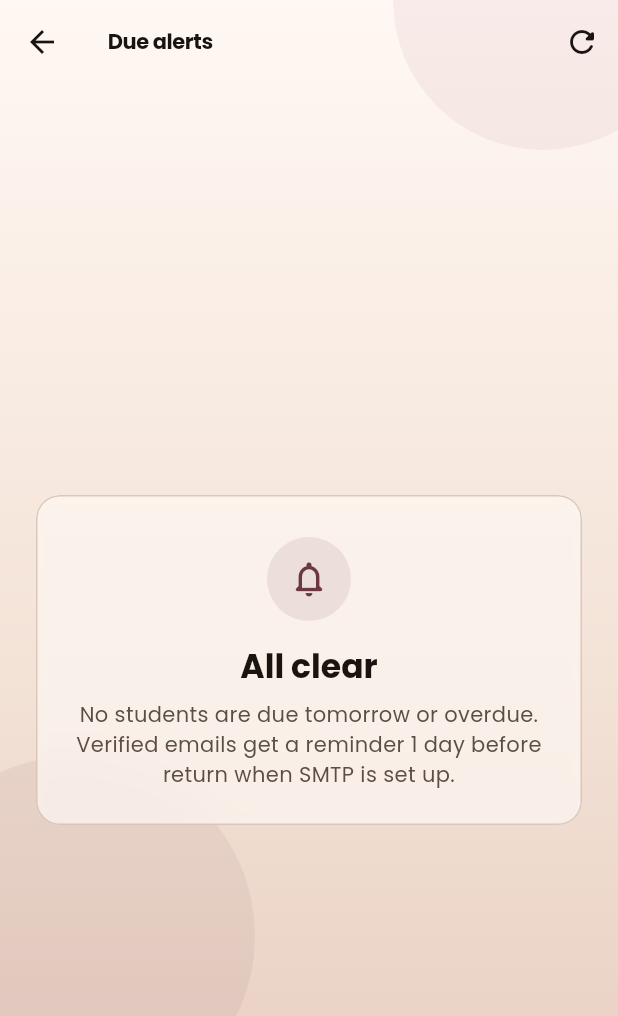
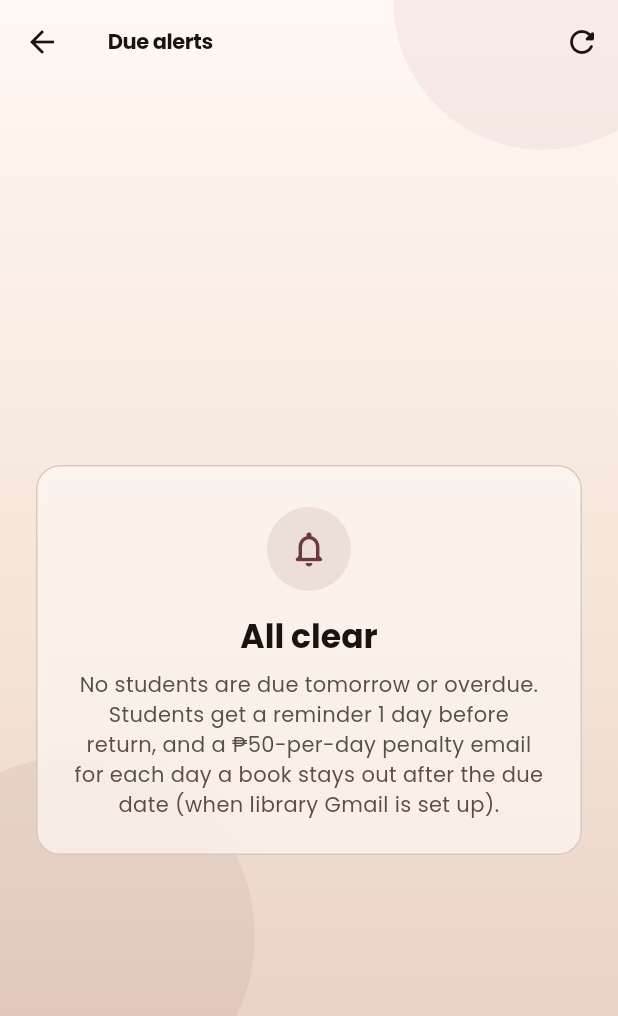
Before and after one commit to betroyer/IKeepingBook, a Flutter app: the BorrowScreen screen opened directly, after a tap on the "notifications" icon, on a phone screen of 412 x 824 dp. Shown: the top 1016 px of the screen. Run offline on Flutter 3.47's test engine with Material 3 defaults, Android fonts, the phone set to English and light mode, and no system bars; our stand-ins replace flutter_local_notifications, shared_preferences, sqflite, sqflite_common_ffi, timezone; missing offline and left inert: mailer; accounts and stored records are empty.

Commit message:
Add a 50-peso daily overdue penalty and student email notices.
Charge starts the day after the due date and emails the student once per overdue day until the book is returned.

Co-authored-by: Cursor <cursoragent@cursor.com>

```diff
--- a/lib/database/database_helper.dart
+++ b/lib/database/database_helper.dart
@@ -24,7 +24,7 @@ class DatabaseHelper {
     final path = p.join(dbPath, AppConstants.dbName);
     return openDatabase(
       path,
-      version: 4,
+      version: 5,
       onCreate: (db, version) async {
         await _createBooks(db);
         await _createUsers(db);
@@ -39,6 +39,9 @@ class DatabaseHelper {
         }
         if (oldVersion < 4) {
           await _upgradeBorrowsToV4(db);
+        }
+        if (oldVersion < 5) {
+          await _upgradeBorrowsToV5(db);
         }
       },
     );
@@ -87,6 +90,7 @@ class DatabaseHelper {
         due_date TEXT NOT NULL,
         returned_at TEXT,
         reminder_sent INTEGER NOT NULL DEFAULT 0,
+        penalty_email_on TEXT,
         FOREIGN KEY (book_id) REFERENCES books (id)
       )
     ''');
@@ -112,6 +116,20 @@ class DatabaseHelper {
     if (!names.contains('reminder_sent')) {
       await db.execute(
         'ALTER TABLE borrows ADD COLUMN reminder_sent INTEGER NOT NULL DEFAULT 0',
+      );
+    }
+  }
+
+  Future<void> _upgradeBorrowsToV5(Database db) async {
+    final info = await db.rawQuery('PRAGMA table_info(borrows)');
+    final names = info.map((r) => r['name'] as String).toSet();
+    if (names.isEmpty) {
+      await _createBorrows(db);
+      return;
+    }
+    if (!names.contains('penalty_email_on')) {
+      await db.execute(
+        'ALTER TABLE borrows ADD COLUMN penalty_email_on TEXT',
       );
     }
   }
@@ -362,6 +380,16 @@ class DatabaseHelper {
     );
   }
 
+  Future<void> markPenaltyEmailed(int borrowId, String dayKey) async {
+    final db = await database;
+    await db.update(
+      'borrows',
+      {'penalty_email_on': dayKey},
+      where: 'id = ?',
+      whereArgs: [borrowId],
+    );
+  }
+
   Future<BorrowRecord> returnBorrow(BorrowRecord record) async {
     if (record.id == null) {
       throw Exception('Invalid borrow record.');
--- a/lib/models/borrow_record.dart
+++ b/lib/models/borrow_record.dart
@@ -44,6 +44,7 @@ class BorrowRecord {
     required this.dueDate,
     this.returnedAt,
     this.reminderSent = false,
+    this.penaltyEmailOn,
   });
 
   final int? id;
@@ -61,6 +62,12 @@ class BorrowRecord {
   final DateTime? returnedAt;
   final bool reminderSent;
 
+  /// Calendar day (`yyyy-MM-dd`) the last overdue penalty email was sent.
+  final String? penaltyEmailOn;
+
+  /// Pesos charged for each day after the due date while the book is out.
+  static const int dailyPenaltyPesos = 50;
+
   bool get isReturned => returnedAt != null;
 
   bool get isOverdue {
@@ -70,6 +77,21 @@ class BorrowRecord {
     final now = DateTime(today.year, today.month, today.day);
     return now.isAfter(due);
   }
+
+  /// Whole days past the due date. Due Oct 20 → Oct 21 is 1 day (₱50).
+  int get daysOverdue {
+    if (isReturned) return 0;
+    final today = DateTime.now();
+    final due = DateTime(dueDate.year, dueDate.month, dueDate.day);
+    final now = DateTime(today.year, today.month, today.day);
+    final days = now.difference(due).inDays;
+    return days < 0 ? 0 : days;
+  }
+
+  int get penaltyPesos => daysOverdue * dailyPenaltyPesos;
+
+  String get penaltyLabel =>
+      '₱$penaltyPesos · $daysOverdue day${daysOverdue == 1 ? '' : 's'} late';
 
   /// Active loan due tomorrow (1 day before return).
   bool get isDueSoon {
@@ -98,7 +120,9 @@ class BorrowRecord {
     DateTime? dueDate,
     DateTime? returnedAt,
     bool? reminderSent,
+    String? penaltyEmailOn,
     bool clearReturnedAt = false,
+    bool clearPenaltyEmailOn = false,
   }) {
     return BorrowRecord(
       id: id ?? this.id,
@@ -115,6 +139,8 @@ class BorrowRecord {
       dueDate: dueDate ?? this.dueDate,
       returnedAt: clearReturnedAt ? null : (returnedAt ?? this.returnedAt),
       reminderSent: reminderSent ?? this.reminderSent,
+      penaltyEmailOn:
+          clearPenaltyEmailOn ? null : (penaltyEmailOn ?? this.penaltyEmailOn),
     );
   }
 
@@ -134,6 +160,7 @@ class BorrowRecord {
       'due_date': dueDate.toIso8601String(),
       'returned_at': returnedAt?.toIso8601String(),
       'reminder_sent': reminderSent ? 1 : 0,
+      'penalty_email_on': penaltyEmailOn,
     };
   }
 
@@ -155,6 +182,7 @@ class BorrowRecord {
           ? null
           : DateTime.parse(map['returned_at'] as String),
       reminderSent: (map['reminder_sent'] as int?) == 1,
+      penaltyEmailOn: map['penalty_email_on'] as String?,
     );
   }
 }
--- a/lib/providers/borrow_provider.dart
+++ b/lib/providers/borrow_provider.dart
@@ -30,6 +30,8 @@ class BorrowProvider extends ChangeNotifier {
 
   int get activeCount => _records.where((r) => !r.isReturned).length;
   int get overdueCount => _records.where((r) => r.isOverdue).length;
+  int get overduePenaltyPesos =>
+      _records.fold(0, (sum, r) => sum + r.penaltyPesos);
   int get dueSoonCount => _records.where((r) => r.isDueSoon).length;
 
   List<BorrowRecord> get dueSoonRecords =>
--- a/lib/screens/borrow/borrow_screen.dart
+++ b/lib/screens/borrow/borrow_screen.dart
@@ -98,6 +98,31 @@ class _BorrowScreenState extends State<BorrowScreen> {
                                 '${provider.dueSoonCount} student'
                                 '${provider.dueSoonCount == 1 ? '' : 's'} '
                                 'due tomorrow',
+                                style: theme.textTheme.titleSmall?.copyWith(
+                                  fontWeight: FontWeight.w600,
+                                ),
+                              ),
+                            ),
+                            const Icon(Icons.chevron_right_rounded),
+                          ],
+                        ),
+                      ),
+                    ),
+                  if (provider.overdueCount > 0)
+                    Padding(
+                      padding: const EdgeInsets.only(bottom: 10),
+                      child: GlassCard(
+                        onTap: () => provider.setFilter(BorrowFilter.active),
+                        borderColor:
+                            AppColors.signalRed.withValues(alpha: 0.5),
+                        child: Row(
+                          children: [
+                            const SignalLamp(status: SignalStatus.red),
+                            const SizedBox(width: 10),
+                            Expanded(
+                              child: Text(
+                                '${provider.overdueCount} overdue · '
+                                '₱${provider.overduePenaltyPesos} penalty',
                                 style: theme.textTheme.titleSmall?.copyWith(
                                   fontWeight: FontWeight.w600,
                                 ),
@@ -333,6 +358,16 @@ class _BorrowCard extends StatelessWidget {
               color: AppColors.labelMuted,
             ),
           ),
+          if (record.isOverdue) ...[
+            const SizedBox(height: 6),
+            Text(
+              'Penalty ${record.penaltyLabel} · ₱${BorrowRecord.dailyPenaltyPesos}/day until returned',
+              style: theme.textTheme.labelMedium?.copyWith(
+                color: AppColors.signalRed,
+                fontWeight: FontWeight.w600,
+              ),
+            ),
+          ],
         ],
       ),
     );
--- a/lib/screens/borrow/due_alerts_screen.dart
+++ b/lib/screens/borrow/due_alerts_screen.dart
@@ -52,7 +52,9 @@ class DueAlertsScreen extends StatelessWidget {
                 title: 'All clear',
                 message:
                     'No students are due tomorrow or overdue. '
-                    'Verified emails get a reminder 1 day before return when SMTP is set up.',
+                    'Students get a reminder 1 day before return, and a ₱50-per-day '
+                    'penalty email for each day a book stays out after the due date '
+                    '(when library Gmail is set up).',
                 icon: Icons.notifications_none_rounded,
               )
             : ListView(
@@ -101,7 +103,8 @@ class DueAlertsScreen extends StatelessWidget {
                           child: _AlertRow(
                             recordName: r.studentFullName,
                             detail:
-                                '${r.bookName}\nWas due ${dateFormat.format(r.dueDate)}',
+                                '${r.bookName}\nWas due ${dateFormat.format(r.dueDate)}'
+                                '\nPenalty ${r.penaltyLabel}',
                             status: SignalStatus.red,
                           ),
                         ),
--- a/lib/screens/borrow/new_borrow_screen.dart
+++ b/lib/screens/borrow/new_borrow_screen.dart
@@ -152,7 +152,8 @@ class _NewBorrowScreenState extends State<NewBorrowScreen> {
                     Text(
                       'The library Gmail account (More → Email reminders) will '
                       'send a borrow receipt now and a return reminder 1 day '
-                      'before the due date.',
+                      'before the due date. After the due date, ₱50 is charged '
+                      'each day the book is still out, and the student is emailed.',
                       style: theme.textTheme.bodySmall?.copyWith(
                         color: AppColors.labelMuted,
                         height: 1.4,
--- a/lib/services/email_service.dart
+++ b/lib/services/email_service.dart
@@ -1,6 +1,7 @@
 import 'package:mailer/mailer.dart';
 import 'package:mailer/smtp_server.dart';
 
+import '../models/borrow_record.dart';
 import 'smtp_settings.dart';
 
 class EmailService {
@@ -69,6 +70,8 @@ Return due: $dueDateLabel
 
 Please return ${titles.length == 1 ? 'the book' : 'the books'} on or before the due date. You will also receive a reminder by email 1 day before each title is due.
 
+If a book is still out the day after the due date, a penalty of ₱${BorrowRecord.dailyPenaltyPesos} is charged that day, then ₱${BorrowRecord.dailyPenaltyPesos} more for every extra day until it is returned.
+
 Thank you!
 ''',
     );
@@ -96,7 +99,56 @@ This is a reminder from your school library (I-Keeping Books).
 Book: $bookName
 Return due: $dueDateLabel
 
-Please return the book on or before the due date. Thank you!
+Please return the book on or before the due date. If it is still out the next day, a penalty of ₱${BorrowRecord.dailyPenaltyPesos} applies, then ₱${BorrowRecord.dailyPenaltyPesos} more for every extra day until you return it. Thank you!
+''',
+    );
+  }
+
+  Future<void> sendOverduePenalty({
+    required String toEmail,
+    required String studentName,
+    required String bookName,
+    required String dueDateLabel,
+    required int daysLate,
+    required int penaltyPesos,
+  }) async {
+    final settings = await SmtpSettingsStore.load();
+    if (!settings.isConfigured) {
+      throw Exception('Library Gmail is not set up.');
+    }
+    final daily = BorrowRecord.dailyPenaltyPesos;
+    final firstDay = daysLate <= 1;
+    await _send(
+      settings: settings,
+      toEmail: toEmail,
+      subject: firstDay
+          ? 'Overdue penalty — “$bookName” (₱$penaltyPesos)'
+          : 'Still overdue — ₱$daily/day on “$bookName” (₱$penaltyPesos due)',
+      body: firstDay
+          ? '''
+Hello $studentName,
+
+You passed the return due date for a library book (I-Keeping Books).
+
+Book: $bookName
+Was due: $dueDateLabel
+Days late: $daysLate
+Penalty today: ₱$penaltyPesos
+
+A charge of ₱$daily starts the day after the due date. If you do not return the book, another ₱$daily is added every day until it is returned.
+
+Please return the book as soon as you can.
+'''
+          : '''
+Hello $studentName,
+
+“$bookName” is still not returned. The library charges ₱$daily every day past the due date while the book is out.
+
+Was due: $dueDateLabel
+Days late: $daysLate
+Charge so far: ₱$penaltyPesos (₱$daily × $daysLate days)
+
+Return the book to stop the daily charge.
 ''',
     );
   }
--- a/lib/services/reminder_service.dart
+++ b/lib/services/reminder_service.dart
@@ -20,6 +20,9 @@ class ReminderService {
     await NotificationService.instance.init();
     if (dueSoon.isNotEmpty) {
       await NotificationService.instance.showDueSoonSummary(dueSoon);
+    }
+    if (overdue.isNotEmpty) {
+      await NotificationService.instance.showOverduePenaltySummary(overdue);
     }
 
     final smtp = await SmtpSettingsStore.load();
@@ -46,6 +49,29 @@ class ReminderService {
           emailErrors++;
         }
       }
+
+      final todayKey = _dayKey(DateTime.now());
+      for (final record in overdue) {
+        if (record.studentEmail.isEmpty ||
+            record.id == null ||
+            record.penaltyEmailOn == todayKey) {
+          continue;
+        }
+        try {
+          await EmailService.instance.sendOverduePenalty(
+            toEmail: record.studentEmail,
+            studentName: record.studentFullName,
+            bookName: record.bookName,
+            dueDateLabel: _dateFormat.format(record.dueDate),
+            daysLate: record.daysOverdue,
+            penaltyPesos: record.penaltyPesos,
+          );
+          await DatabaseHelper.instance.markPenaltyEmailed(record.id!, todayKey);
+          emailsSent++;
+        } catch (_) {
+          emailErrors++;
+        }
+      }
     }
 
     return ReminderRunResult(
@@ -56,6 +82,9 @@ class ReminderService {
       smtpConfigured: smtp.isConfigured,
     );
   }
+
+  String _dayKey(DateTime date) =>
+      '${date.year}-${date.month.toString().padLeft(2, '0')}-${date.day.toString().padLeft(2, '0')}';
 }
 
 class ReminderRunResult {
--- a/pubspec.yaml
+++ b/pubspec.yaml
@@ -1,7 +1,7 @@
 name: i_keeping_books
 description: Offline personal digital library inventory for Android.
 publish_to: 'none'
-version: 1.5.1+7
+version: 1.6.0+8
 
 environment:
   sdk: ^3.12.2
```
Also changed, not shown: lib/services/notification_service.dart (+27 -0 lines), 2 other files.
